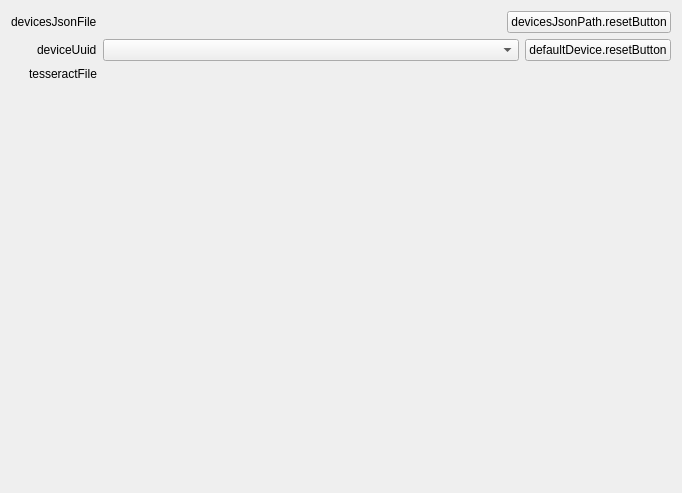
ArcaeaOffline/client-pyside6, file ui/designer/settings/settingsDefault.ui: the form before one commit.
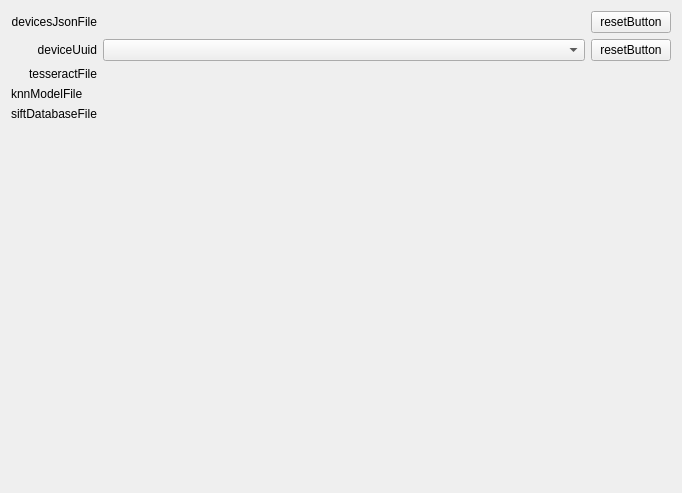
The form after the commit. Custom widgets are drawn as their Qt base class.

The edit to the form file:
```diff
--- a/ui/designer/settings/settingsDefault.ui
+++ b/ui/designer/settings/settingsDefault.ui
@@ -13,56 +13,17 @@
   <property name="windowTitle">
    <string notr="true">SettingsDefault</string>
   </property>
-  <layout class="QFormLayout" name="formLayout">
-   <property name="fieldGrowthPolicy">
-    <enum>QFormLayout::ExpandingFieldsGrow</enum>
-   </property>
-   <property name="rowWrapPolicy">
-    <enum>QFormLayout::DontWrapRows</enum>
-   </property>
-   <property name="labelAlignment">
-    <set>Qt::AlignRight|Qt::AlignTrailing|Qt::AlignVCenter</set>
-   </property>
-   <item row="0" column="0">
-    <widget class="QLabel" name="label_2">
-     <property name="sizePolicy">
-      <sizepolicy hsizetype="Preferred" vsizetype="MinimumExpanding">
-       <horstretch>0</horstretch>
-       <verstretch>0</verstretch>
-      </sizepolicy>
-     </property>
-     <property name="text">
-      <string>devicesJsonFile</string>
+  <layout class="QGridLayout" name="gridLayout" columnstretch="0,1,0">
+   <item row="1" column="1">
+    <widget class="DevicesComboBox" name="devicesComboBox">
+     <property name="minimumSize">
+      <size>
+       <width>200</width>
+       <height>0</height>
+      </size>
      </property>
     </widget>
    </item>
-   <item row="0" column="1">
-    <layout class="QHBoxLayout" name="horizontalLayout_2">
-     <item>
-      <widget class="FileSelector" name="devicesJsonFileSelector" native="true">
-       <property name="sizePolicy">
-        <sizepolicy hsizetype="MinimumExpanding" vsizetype="Preferred">
-         <horstretch>0</horstretch>
-         <verstretch>0</verstretch>
-        </sizepolicy>
-       </property>
-       <property name="minimumSize">
-        <size>
-         <width>200</width>
-         <height>0</height>
-        </size>
-       </property>
-      </widget>
-     </item>
-     <item>
-      <widget class="QPushButton" name="devicesJsonFileResetButton">
-       <property name="text">
-        <string>devicesJsonPath.resetButton</string>
-       </property>
-      </widget>
-     </item>
-    </layout>
-   </item>
    <item row="1" column="0">
     <widget class="QLabel" name="label_3">
      <property name="sizePolicy">
@@ -74,36 +35,12 @@
      <property name="text">
       <string>deviceUuid</string>
      </property>
+     <property name="alignment">
+      <set>Qt::AlignRight|Qt::AlignTrailing|Qt::AlignVCenter</set>
+     </property>
     </widget>
    </item>
-   <item row="1" column="1">
-    <layout class="QHBoxLayout" name="horizontalLayout">
-     <item>
-      <widget class="DevicesComboBox" name="devicesComboBox">
-       <property name="sizePolicy">
-        <sizepolicy hsizetype="Expanding" vsizetype="Fixed">
-         <horstretch>0</horstretch>
-         <verstretch>0</verstretch>
-        </sizepolicy>
-       </property>
-       <property name="minimumSize">
-        <size>
-         <width>200</width>
-         <height>0</height>
-        </size>
-       </property>
-      </widget>
-     </item>
-     <item>
-      <widget class="QPushButton" name="deviceUuidResetButton">
-       <property name="text">
-        <string>defaultDevice.resetButton</string>
-       </property>
-      </widget>
-     </item>
-    </layout>
-   </item>
-   <item row="3" column="0">
+   <item row="2" column="0">
     <widget class="QLabel" name="label_4">
      <property name="sizePolicy">
       <sizepolicy hsizetype="Preferred" vsizetype="MinimumExpanding">
@@ -114,21 +51,68 @@
      <property name="text">
       <string>tesseractFile</string>
      </property>
+     <property name="alignment">
+      <set>Qt::AlignRight|Qt::AlignTrailing|Qt::AlignVCenter</set>
+     </property>
     </widget>
    </item>
-   <item row="3" column="1">
+   <item row="2" column="1">
     <widget class="FileSelector" name="tesseractFileSelector" native="true">
+     <property name="enabled">
+      <bool>false</bool>
+     </property>
+     <property name="minimumSize">
+      <size>
+       <width>200</width>
+       <height>0</height>
+      </size>
+     </property>
+    </widget>
+   </item>
+   <item row="0" column="1">
+    <widget class="FileSelector" name="devicesJsonFileSelector" native="true">
+     <property name="minimumSize">
+      <size>
+       <width>200</width>
+       <height>0</height>
+      </size>
+     </property>
+    </widget>
+   </item>
+   <item row="0" column="0">
+    <widget class="QLabel" name="label_2">
      <property name="sizePolicy">
-      <sizepolicy hsizetype="Minimum" vsizetype="Preferred">
+      <sizepolicy hsizetype="Preferred" vsizetype="MinimumExpanding">
        <horstretch>0</horstretch>
        <verstretch>0</verstretch>
       </sizepolicy>
      </property>
-     <property name="minimumSize">
-      <size>
-       <width>200</width>
-       <height>0</height>
-      </size>
+     <property name="text">
+      <string>devicesJsonFile</string>
+     </property>
+     <property name="alignment">
+      <set>Qt::AlignRight|Qt::AlignTrailing|Qt::AlignVCenter</set>
+     </property>
+    </widget>
+   </item>
+   <item row="1" column="2">
+    <widget class="QPushButton" name="deviceUuidResetButton">
+     <property name="text">
+      <string>resetButton</string>
+     </property>
+    </widget>
+   </item>
+   <item row="3" column="0">
+    <widget class="QLabel" name="label">
+     <property name="text">
+      <string>knnModelFile</string>
+     </property>
+    </widget>
+   </item>
+   <item row="0" column="2">
+    <widget class="QPushButton" name="devicesJsonFileResetButton">
+     <property name="text">
+      <string>resetButton</string>
      </property>
     </widget>
    </item>
@@ -148,6 +132,19 @@
      </property>
     </spacer>
    </item>
+   <item row="4" column="0">
+    <widget class="QLabel" name="label_5">
+     <property name="text">
+      <string>siftDatabaseFile</string>
+     </property>
+    </widget>
+   </item>
+   <item row="3" column="1">
+    <widget class="FileSelector" name="knnModelFileSelector" native="true"/>
+   </item>
+   <item row="4" column="1">
+    <widget class="FileSelector" name="siftDatabaseFileSelector" native="true"/>
+   </item>
   </layout>
  </widget>
  <customwidgets>
```
